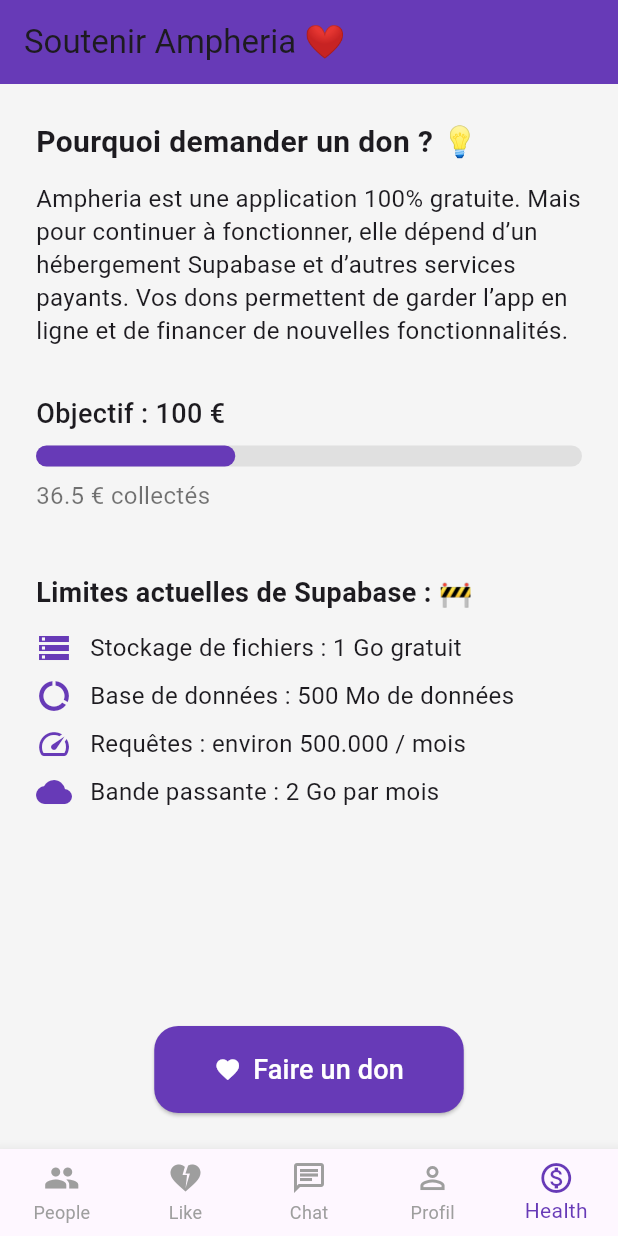
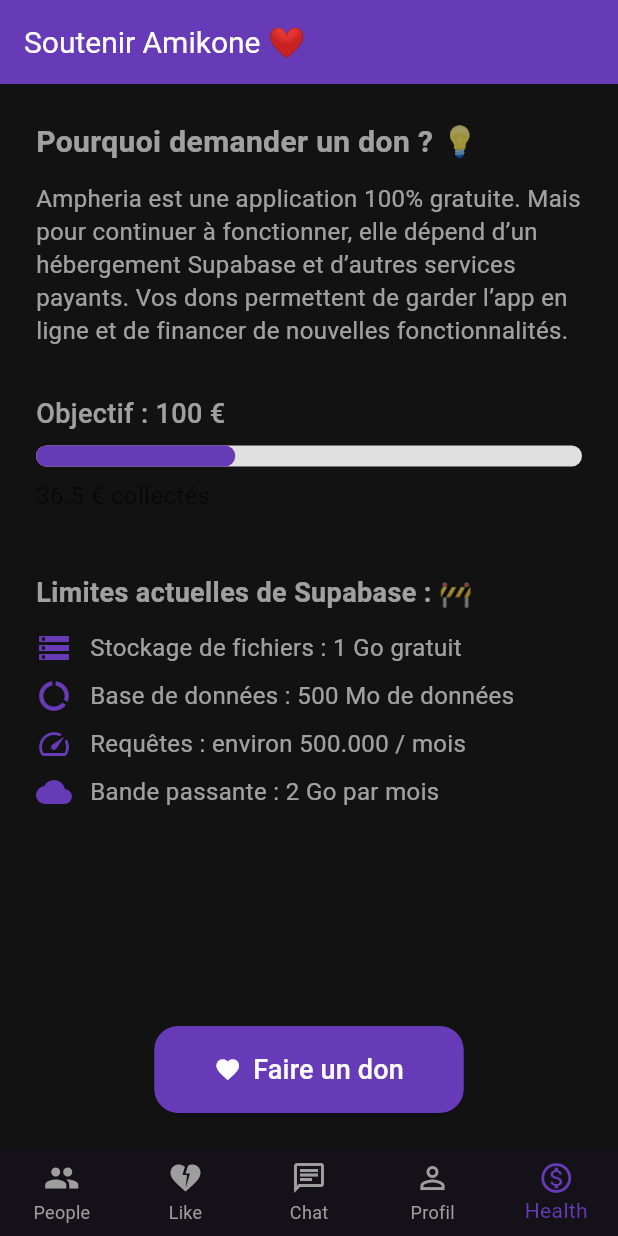
Before and after one commit to amikone/ampheria, a Flutter app: the screen it shows once a user with an empty profile is signed in, item 5 of the bottom bar chosen, on a phone screen of 412 x 824 dp. Run offline on Flutter 3.47's test engine with Material 3 defaults, Android fonts, the phone set to English and light mode, and no system bars; our stand-ins replace image_picker, supabase_flutter; missing offline and left inert: supabase_auth_ui; accounts and stored records are empty; network calls fail.

Commit message:
Change to dark theme

```diff
--- a/lib/main.dart
+++ b/lib/main.dart
@@ -3,7 +3,6 @@ import 'package:ampheria/presentation/Page/Chat/ChatPage.dart';
 import 'package:ampheria/presentation/Page/Health/HealthPage.dart';
 import 'package:ampheria/presentation/Page/Like/LikePage.dart';
 import 'package:ampheria/presentation/Page/People/PeoplePage.dart';
-import 'package:ampheria/presentation/Page/Profile/ProfilePage.dart';
 import 'package:ampheria/presentation/Page/Profile/ProfileScreen.dart';
 import 'package:ampheria/presentation/Widgets/BottomNavBar.dart';
 import 'package:flutter/material.dart';
@@ -26,11 +25,26 @@ class MyApp extends StatelessWidget {
   @override
   Widget build(BuildContext context) {
     return MaterialApp(
-      title: 'Ampheria',
+      title: 'Amikone',
       debugShowCheckedModeBanner: false,
-      theme: ThemeData(
-        primarySwatch: Colors.deepPurple,
-        scaffoldBackgroundColor: Colors.grey[100],
+      theme: ThemeData.dark().copyWith(
+        colorScheme: const ColorScheme.dark(
+          primary: Colors.deepPurple,
+          secondary: Colors.deepPurpleAccent,
+          surface: Color(0xFF1E1E2C),
+          background: Color(0xFF121212),
+        ),
+        scaffoldBackgroundColor: const Color(0xFF121212),
+        appBarTheme: const AppBarTheme(
+          backgroundColor: Color(0xFF1E1E2C),
+          titleTextStyle: TextStyle(color: Colors.white, fontSize: 20),
+          iconTheme: IconThemeData(color: Colors.white),
+        ),
+        cardColor: const Color(0xFF1E1E2C),
+        textTheme: const TextTheme(
+          bodyLarge: TextStyle(color: Colors.white70),
+          bodyMedium: TextStyle(color: Colors.white60),
+        ),
       ),
       home: const AuthStateHandler(),
     );
@@ -61,7 +75,7 @@ class _AuthStateHandlerState extends State<AuthStateHandler> {
   @override
   Widget build(BuildContext context) {
     if (_session != null) {
-      return const MainPage(); // 🔹 Notre page principale avec la barre de navigation
+      return const MainPage();
     } else {
       return const LoginPage();
     }
--- a/lib/presentation/Page/Chat/ChatPage.dart
+++ b/lib/presentation/Page/Chat/ChatPage.dart
@@ -134,13 +134,11 @@ class _ConversationPageState extends State<ConversationPage> {
       'created_at': DateTime.now().toIso8601String(),
     };
 
-    // Ajouter localement pour affichage instantané
     setState(() {
       _messages.add(newMessage);
     });
     _scrollToBottom();
 
-    // Envoyer à Supabase
     await supabase.from('messages').insert(newMessage);
 
     _controller.clear();
--- a/lib/presentation/Page/Health/HealthPage.dart
+++ b/lib/presentation/Page/Health/HealthPage.dart
@@ -13,7 +13,7 @@ class HealthPage extends StatelessWidget {
   Widget build(BuildContext context) {
     return Scaffold(
       appBar: AppBar(
-        title: const Text('Soutenir Ampheria ❤️'),
+        title: const Text('Soutenir Amikone ❤️'),
         backgroundColor: Colors.deepPurple,
       ),
       body: Padding(
--- a/lib/presentation/Page/People/PeoplePage.dart
+++ b/lib/presentation/Page/People/PeoplePage.dart
@@ -124,7 +124,6 @@ class _PeoplePageState extends State<PeoplePage> {
     final currentPhoto = photos.isNotEmpty
         ? photos[_currentPhotoIndex]
         : "https://via.placeholder.com/400x400?text=No+Photo";
-
     return Scaffold(
       backgroundColor: Colors.black,
       body: SafeArea(
@@ -156,8 +155,6 @@ class _PeoplePageState extends State<PeoplePage> {
                   ),
                 ),
               ),
-
-              // 🧾 Overlay bio
               if (_showBio)
                 AnimatedPositioned(
                   duration: const Duration(milliseconds: 300),
@@ -203,10 +200,8 @@ class _PeoplePageState extends State<PeoplePage> {
                     ),
                   ),
                 ),
-
-              // 🔎 Bouton "Voir plus"
               Positioned(
-                bottom: 110, // légèrement au-dessus des boutons Like/Dislike
+                bottom: 110,
                 left: 0,
                 right: 0,
                 child: Center(
--- a/lib/presentation/Widgets/ProfileDetailModal.dart
+++ b/lib/presentation/Widgets/ProfileDetailModal.dart
@@ -66,7 +66,6 @@ class _ProfileDetailModalState extends State<ProfileDetailModal> {
         final birthDate = profile['birth_date'] != null
             ? DateFormat.yMMMMd().format(DateTime.parse(profile['birth_date']))
             : 'Non précisée';
-        final preferences = profile['user_preferences'] ?? {};
 
         return SingleChildScrollView(
           child: Padding(
```
Also changed, not shown: 1 other file.
